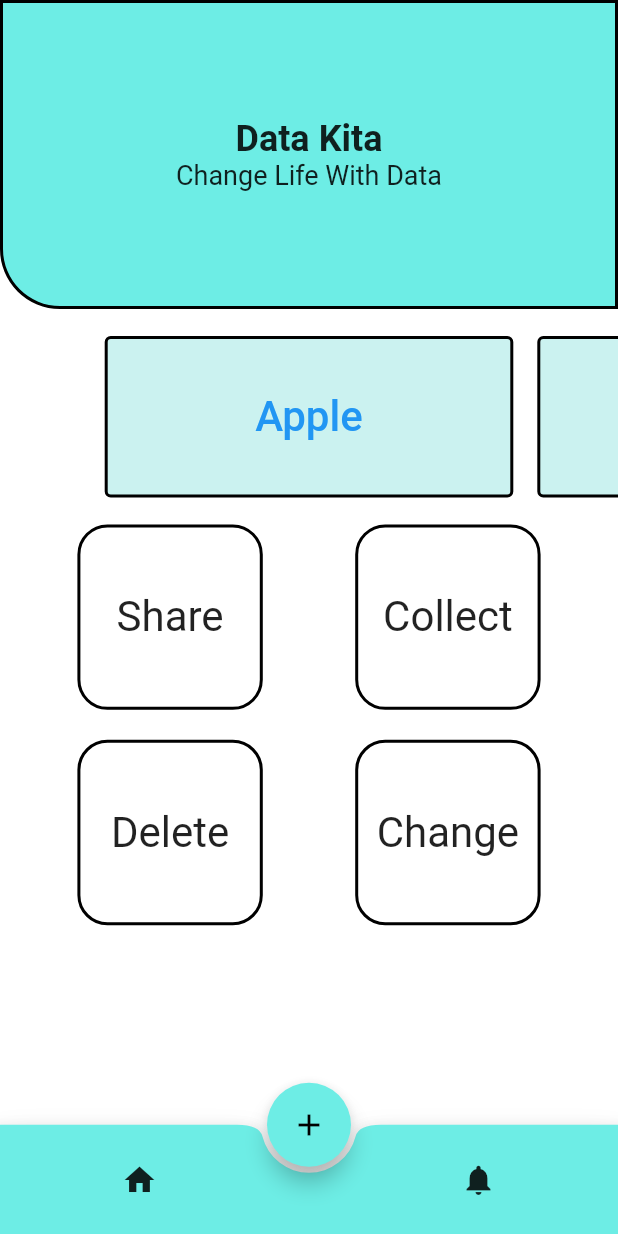
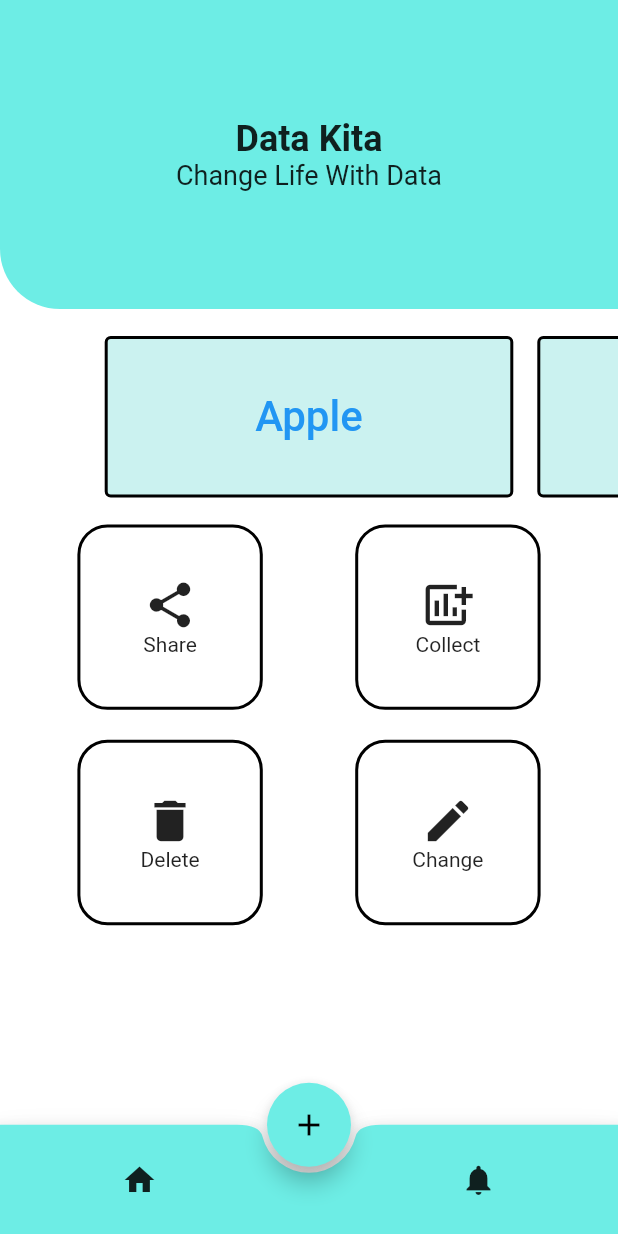
Before and after one commit to rendiwithi/data_kita, a Flutter app: the screen it shows after launch, on a phone screen of 412 x 824 dp. Run offline on Flutter 3.47's test engine with Material 2 defaults, Android fonts, the phone set to English and light mode, and no system bars.

Commit message:
add icon on items

```diff
--- a/lib/view/mainPage.dart
+++ b/lib/view/mainPage.dart
@@ -30,15 +30,15 @@ class MainPage extends StatelessWidget {
                 Row(
                   mainAxisAlignment: MainAxisAlignment.spaceEvenly,
                   children: [
-                    IconMenu('Share', TestView()),
-                    IconMenu('Collect', TestView()),
+                    IconMenu('Share', TestView(), Icons.share),
+                    IconMenu('Collect', TestView(), Icons.add_chart),
                   ],
                 ),
                 Row(
                   mainAxisAlignment: MainAxisAlignment.spaceEvenly,
                   children: [
-                    IconMenu('Delete', TestView()),
-                    IconMenu('Change', TestView()),
+                    IconMenu('Delete', TestView(), Icons.delete),
+                    IconMenu('Change', TestView(), Icons.edit),
                   ],
                 ),
               ],
--- a/lib/widgets/icon_menu.dart
+++ b/lib/widgets/icon_menu.dart
@@ -1,10 +1,10 @@
-import 'package:data_kita/view/test_view.dart';
 import 'package:flutter/material.dart';
 
 class IconMenu extends StatelessWidget {
   final String text;
-  final StatelessWidget page;
-  const IconMenu(this.text, this.page);
+  final Widget page;
+  final IconData icon;
+  const IconMenu(this.text, this.page, this.icon);
   @override
   Widget build(BuildContext context) {
 
@@ -15,10 +15,14 @@ class IconMenu extends StatelessWidget {
         }));
       },
       child: Container(
-        alignment: Alignment.center,
-        child: Text(
-          text,
-          style: TextStyle(fontSize: 28),
+        child: Column(
+          mainAxisAlignment: MainAxisAlignment.center,
+          children: [
+            Icon(icon, size: 36,),
+            Text(
+              text,
+            ),
+          ],
         ),
         margin: EdgeInsets.all(10),
         width: MediaQuery.of(context).size.width * 0.30,
--- a/lib/widgets/icon_template.dart
+++ b/lib/widgets/icon_template.dart
@@ -10,7 +10,6 @@ class IconTemplate extends StatelessWidget {
       width: MediaQuery.of(context).size.width,
       height: MediaQuery.of(context).size.height * 0.25,
       decoration: BoxDecoration(
-        border: Border.all(width: 2.0, color: Colors.black),
         color: mainColor,
         borderRadius: BorderRadius.only(
           bottomLeft: Radius.circular(40),
```
